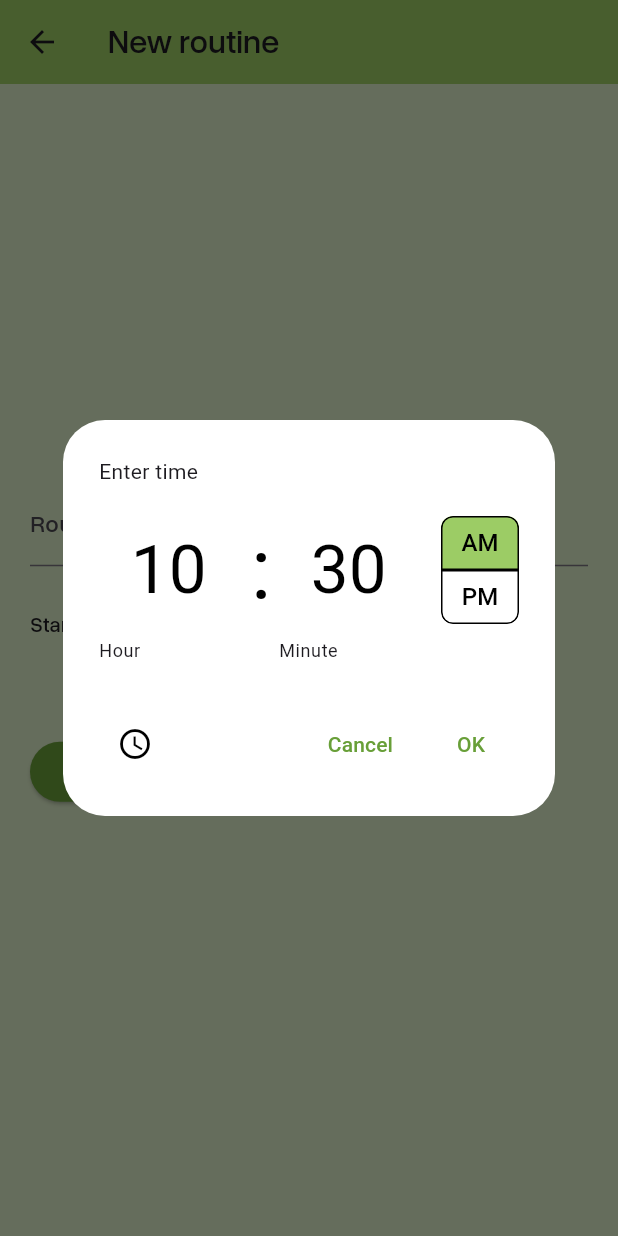
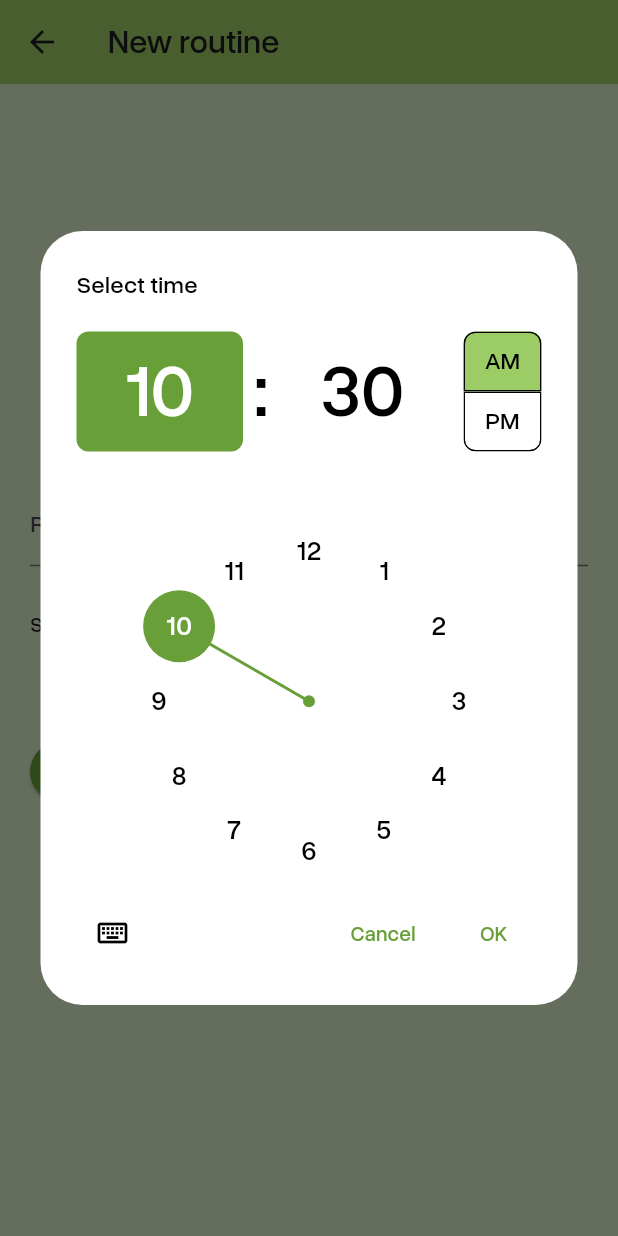
Before and after one commit to mantot-123/gym_workout_finder_tracker_app_flutter, a Flutter app: the NewRoutinePage screen opened directly, after a tap on "Change time", on a phone screen of 412 x 824 dp. Run offline on Flutter 3.47's test engine with Material 3 defaults, Android fonts, the phone set to English and light mode, and no system bars; our stand-ins replace hive, hive_flutter, loading_animation_widget; accounts and stored records are empty; statements that could not run were skipped.

Commit message:
feat: Continued work on the routines form + saved routines page not fully working yet + database needs some fixing

```diff
--- a/lib/main.dart
+++ b/lib/main.dart
@@ -1,6 +1,7 @@
 import 'package:flutter/material.dart';
 import "package:gym_workout_finder_tracker_app_flutter/models/workout.dart";
 import "package:hive/hive.dart";
+import "package:hive_flutter/hive_flutter.dart";
 import "pages/home.dart";
 import "pages/saved_routines.dart";
 import "pages/search_form.dart";
@@ -11,6 +12,9 @@ import "saved_workouts_db.dart";
 import "saved_routines_db.dart";
 
 void main() async {
+  // initialises the database
+  await Hive.initFlutter();
+
   await SavedWorkoutsDB.initDb();
   await SavedRoutinesDB.initDb();
   runApp(MainApp());
--- a/lib/models/routine.dart
+++ b/lib/models/routine.dart
@@ -6,13 +6,13 @@ part "routine.g.dart";
 @HiveType(typeId: 1)
 class Routine {
     @HiveField(0)
-    String name;
+    String id;
 
     @HiveField(1)
-    List<String> days;
+    String name;
 
     @HiveField(2)
     TimeOfDay timeStart;
 
-    Routine({ required this.name, required this.days, required this.timeStart });
+    Routine({ required this.id, required this.name, required this.timeStart });
 }
--- a/lib/pages/new_routine.dart
+++ b/lib/pages/new_routine.dart
@@ -2,6 +2,10 @@ import 'package:flutter/material.dart';
 import "../widgets/ui/ui_button.dart";
 import "../widgets/ui/ui_input_box.dart";
 import "../widgets/ui/ui_scaffold.dart";
+import "../models/routine.dart";
+import "../helpers/rng_str_gen.dart";
+import "../saved_workouts_db.dart";
+import "../saved_routines_db.dart";
 
 class NewRoutinePage extends StatefulWidget {
   const NewRoutinePage({super.key});
@@ -41,17 +45,25 @@ class _NewRoutinePageState extends State<NewRoutinePage> {
                     initialTime: selectedTime,
                     builder: (context, child) {
                       return Theme(
-                        data: ThemeData.light().copyWith(
+                        data: ThemeData(
                           colorScheme: ColorScheme.light(
                             // border color
                             primary: Colors.lightGreen.shade700,
                             secondary: Colors.lightGreen.shade400,
                           ),
+                          textTheme: TextTheme(
+                            bodyLarge: TextStyle(fontSize: 18, color: Colors.black, fontFamily: "Overused Grotesk Medium"),
+                            bodyMedium: TextStyle(fontSize: 16, color: Colors.black, fontFamily: "Overused Grotesk Medium"),
+                            bodySmall: TextStyle(fontSize: 14, color: Colors.black, fontFamily: "Overused Grotesk Medium"),
+                            displayLarge: TextStyle(fontSize: 50, color: Colors.black, fontFamily: "Overused Grotesk Medium"),
+                            displayMedium: TextStyle(fontSize: 50, color: Colors.black, fontFamily: "Overused Grotesk Medium"),
+                          ),
+                          fontFamily: "Overused Grotesk Medium"
                         ),
                         child: child!,
                       );
                     },
-                    initialEntryMode: TimePickerEntryMode.input
+                    initialEntryMode: TimePickerEntryMode.dial
                   );
                   if(newTime != null) {
                     setState(() {
@@ -62,6 +74,8 @@ class _NewRoutinePageState extends State<NewRoutinePage> {
               ]),
 
               SizedBox(height: 50),
+
+              // create button
               UIButton(label: "Create routine", onPressedAction: () {
                 if(nameController.text == "") {
                   setState(() {
@@ -69,6 +83,17 @@ class _NewRoutinePageState extends State<NewRoutinePage> {
                   });
                   return;
                 }
+
+                // add to database
+                Routine routine = Routine(
+                  id: RngStrGen.generator(12),
+                  name: nameController.text,
+                  timeStart: selectedTime,
+                );
+                SavedRoutinesDB.addToSavedRoutines(routine);
+                SavedRoutinesDB.updateSavedRoutines();
+
+                Navigator.of(context).pop();
               }),
 
               Text(alertMsg)
--- a/lib/widgets/workout_tile.dart
+++ b/lib/widgets/workout_tile.dart
@@ -1,5 +1,5 @@
 import 'package:flutter/material.dart';
-import "../pages/workout_info_page.dart";
+import "../pages/workout_info.dart";
 import "../models/workout.dart";
 import "../saved_workouts_db.dart";
 
--- a/pubspec.yaml
+++ b/pubspec.yaml
@@ -16,6 +16,7 @@ dependencies:
   http: ^1.4.0
   loading_animation_widget: ^1.3.0
   path_provider: ^2.1.5
+  test: ^1.25.15
 
 dev_dependencies:
   flutter_test:
```
Also changed, not shown: lib/helpers/rng_str_gen.dart (added, +14 -0 lines), lib/pages/saved_routines.dart (+23 -3 lines), lib/saved_routines_db.dart (+39 -8 lines), lib/saved_workouts_db.dart (+7 -3 lines), lib/widgets/routine_tile.dart (added, +33 -0 lines), lib/models/routine.g.dart, lib/pages/routine_info.dart (added), lib/pages/workout_info.dart (renamed from lib/pages/workout_info_page.dart), pubspec.lock.
